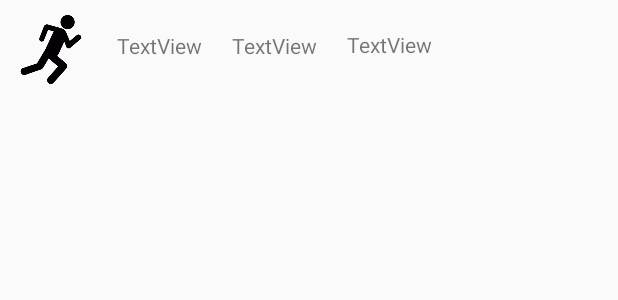
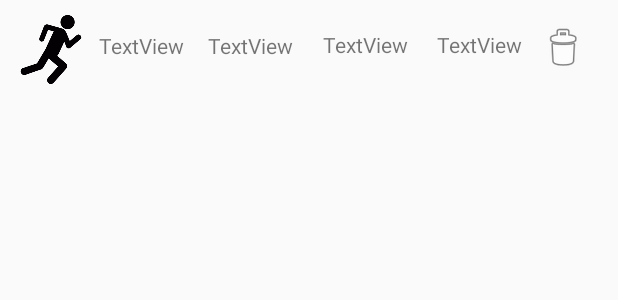
Before and after one commit to Ferdbugs/RunTrackerApp, an Android app: the layout simple_list_item.xml on its own in the app's theme, with its tools: preview values and no code run, on a phone screen of 412 x 824 dp. Shown: the top 300 px of the screen. Run offline under Robolectric (Android 15) with nearby library versions, the phone set to English and light mode, and no system bars.

Commit message:
Added Dates To Runs

```diff
--- a/RunTracker/app/src/main/java/com/example/runtracker/ContentProvider/MyContentProvider.java
+++ b/RunTracker/app/src/main/java/com/example/runtracker/ContentProvider/MyContentProvider.java
@@ -94,7 +94,7 @@ public class MyContentProvider extends ContentProvider {
 
     @Override
     public boolean onCreate() {
-        myDB = new DBHandler(getContext(), null, null, 1);
+        myDB = new DBHandler(getContext());
         return false;
     }
 
--- a/RunTracker/app/src/main/java/com/example/runtracker/MapsActivity.java
+++ b/RunTracker/app/src/main/java/com/example/runtracker/MapsActivity.java
@@ -206,6 +206,12 @@ public class MapsActivity extends FragmentActivity implements OnMapReadyCallback
     }
 
     @Override
+    protected void onDestroy() {
+        super.onDestroy();
+        unbindService(myConnection);
+    }
+
+    @Override
     public void UpdateLocation(Location location) {
         LatLng latLng = new LatLng(location.getLatitude(), location.getLongitude());
         if(FirstLocation==null){
--- a/RunTracker/app/src/main/java/com/example/runtracker/RunHistoryViewActivity.java
+++ b/RunTracker/app/src/main/java/com/example/runtracker/RunHistoryViewActivity.java
@@ -67,7 +67,7 @@ public class RunHistoryViewActivity extends FragmentActivity implements OnMapRea
     }
 
     public void displayRunData(){
-        DBHandler dbHandler = new DBHandler(this, DBHandler.TABLE_RUNNER, null, 1);
+        DBHandler dbHandler = new DBHandler(getApplicationContext());
         run = dbHandler.findRun(RunID);
         float distance = run.getDistance();
         float duration = run.getDuration()/1000;
--- a/RunTracker/app/src/main/java/com/example/runtracker/RunService.java
+++ b/RunTracker/app/src/main/java/com/example/runtracker/RunService.java
@@ -49,6 +49,7 @@ public class RunService extends Service {
     public State CurrentState;
     public float speed;
     long time;
+    long date;
 
     public enum State{
         Running, Paused, Stopped;
@@ -193,10 +194,11 @@ public class RunService extends Service {
     }
 
     public void saveRun(){
+        date = System.currentTimeMillis();
         time = (TimeBuff+MillisecondTime)/1000;
         speed = Distance/time;
-        DBHandler dbHandler = new DBHandler(this, null, null, 1);                       //Initialize DBHandler
-        Run run = new Run(Distance, TimeBuff + MillisecondTime,speed,StartLocation,NewLocation) ;
+        DBHandler dbHandler = new DBHandler(getApplicationContext());                       //Initialize DBHandler
+        Run run = new Run(Distance, TimeBuff + MillisecondTime,speed,StartLocation,NewLocation,date) ;
         dbHandler.addRun(run);                                                                                       //Call DBHandler add run method to add it to database
 
     }
--- a/RunTracker/app/src/main/res/layout/simple_list_item.xml
+++ b/RunTracker/app/src/main/res/layout/simple_list_item.xml
@@ -33,17 +33,18 @@
         android:id="@+id/displayDistance"
         android:layout_width="wrap_content"
         android:layout_height="wrap_content"
-        android:layout_marginStart="20dp"
+        android:layout_marginStart="8dp"
         android:text="TextView"
         app:layout_constraintBottom_toBottomOf="@+id/runHistory"
         app:layout_constraintStart_toEndOf="@+id/imageView"
-        app:layout_constraintTop_toTopOf="parent" />
+        app:layout_constraintTop_toTopOf="parent"
+        app:layout_constraintVertical_bias="0.512" />
 
     <TextView
         android:id="@+id/displayDuration"
         android:layout_width="wrap_content"
         android:layout_height="wrap_content"
-        android:layout_marginStart="20dp"
+        android:layout_marginStart="16dp"
         android:text="TextView"
         app:layout_constraintBottom_toBottomOf="@+id/displayDistance"
         app:layout_constraintStart_toEndOf="@+id/displayDistance"
@@ -62,5 +63,29 @@
         app:layout_constraintStart_toEndOf="@+id/displayDuration"
         app:layout_constraintTop_toTopOf="parent" />
 
+    <TextView
+        android:id="@+id/Date"
+        android:layout_width="wrap_content"
+        android:layout_height="wrap_content"
+        android:layout_marginStart="2dp"
+        android:layout_marginTop="20dp"
+        android:layout_marginEnd="20dp"
+        android:text="TextView"
+        app:layout_constraintEnd_toEndOf="@+id/runHistory"
+        app:layout_constraintHorizontal_bias="0.28"
+        app:layout_constraintStart_toEndOf="@+id/Speed"
+        app:layout_constraintTop_toTopOf="parent" />
+
+    <ImageView
+        android:id="@+id/delete"
+        android:layout_width="wrap_content"
+        android:layout_height="wrap_content"
+        android:layout_marginTop="16dp"
+        app:layout_constraintEnd_toEndOf="@+id/runHistory"
+        app:layout_constraintHorizontal_bias="0.36"
+        app:layout_constraintStart_toEndOf="@+id/Date"
+        app:layout_constraintTop_toTopOf="parent"
+        app:srcCompat="@android:drawable/ic_menu_delete" />
+
 
 </androidx.constraintlayout.widget.ConstraintLayout>
```
Also changed, not shown: RunTracker/app/src/main/java/com/example/runtracker/DBHandler.java (+9 -7 lines), RunTracker/app/src/main/java/com/example/runtracker/Run.java (+27 -11 lines), RunTracker/app/src/main/java/com/example/runtracker/RunHistoryActivity.java (+24 -11 lines), RunTracker/app/src/main/java/com/example/runtracker/Statistics.java (+9 -2 lines).
